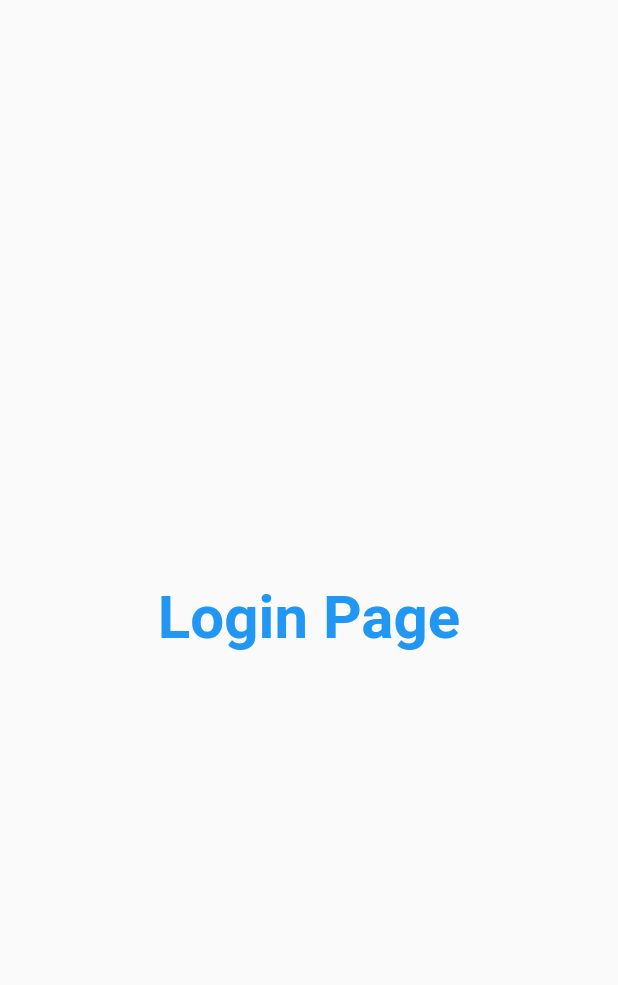
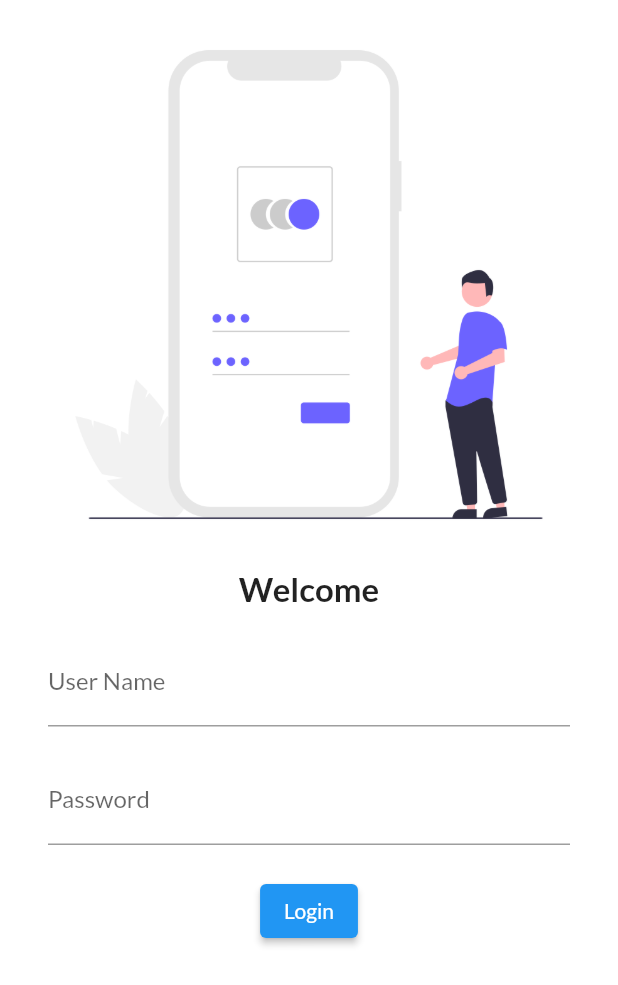
Before and after one commit to ritesh-15/flutter-tutorial, a Flutter app: the screen it shows after launch, on a phone screen of 412 x 824 dp. Shown: the top 985 px of the screen. Run offline on Flutter 3.47's test engine with Material 2 defaults, Android fonts, the phone set to English and light mode, and no system bars; our stand-ins replace google_fonts.

Commit message:
create simple login page added image to login page

```diff
--- a/lib/main.dart
+++ b/lib/main.dart
@@ -1,6 +1,7 @@
 import 'package:flutter/material.dart';
 import 'package:flutter_application/pages/home_page.dart';
 import 'package:flutter_application/pages/login_page.dart';
+import 'package:google_fonts/google_fonts.dart';
 
 void main() {
   runApp(const MyApp());
@@ -13,6 +14,7 @@ class MyApp extends StatelessWidget {
   Widget build(BuildContext context) {
     return MaterialApp(
       title: "First App",
+      theme: ThemeData(fontFamily: GoogleFonts.lato().fontFamily),
       darkTheme: ThemeData(brightness: Brightness.dark),
       themeMode: ThemeMode.light,
       routes: {
--- a/lib/pages/login_page.dart
+++ b/lib/pages/login_page.dart
@@ -5,13 +5,48 @@ class LoginPage extends StatelessWidget {
 
   @override
   Widget build(BuildContext context) {
-    return const Material(
-      child: Center(
-          child: Text(
-        "Login Page",
-        style: TextStyle(
-            fontSize: 40, fontWeight: FontWeight.bold, color: Colors.blue),
-      )),
-    );
+    return Material(
+        color: Colors.white,
+        child: Column(
+          children: [
+            Image.asset(
+              "assets/images/login_image.png",
+              fit: BoxFit.cover,
+            ),
+            const Text(
+              "Welcome",
+              style: TextStyle(fontSize: 22, fontWeight: FontWeight.bold),
+            ),
+            const SizedBox(
+              height: 20,
+            ),
+            Padding(
+              padding: const EdgeInsets.symmetric(horizontal: 32),
+              child: Column(
+                children: [
+                  TextFormField(
+                    decoration: const InputDecoration(
+                        label: Text("User Name"), hintText: "Username"),
+                  ),
+                  const SizedBox(
+                    height: 20,
+                  ),
+                  TextFormField(
+                    decoration: const InputDecoration(
+                        label: Text("Password"), hintText: "Password"),
+                    obscureText: true,
+                  ),
+                  const SizedBox(
+                    height: 20,
+                  ),
+                  ElevatedButton(
+                    onPressed: () => {},
+                    child: const Text("Login"),
+                  )
+                ],
+              ),
+            )
+          ],
+        ));
   }
 }
```
Also changed, not shown: pubspec.yaml (+4 -5 lines), assets/images/login_image.png (added), pubspec.lock, 1 other file.
